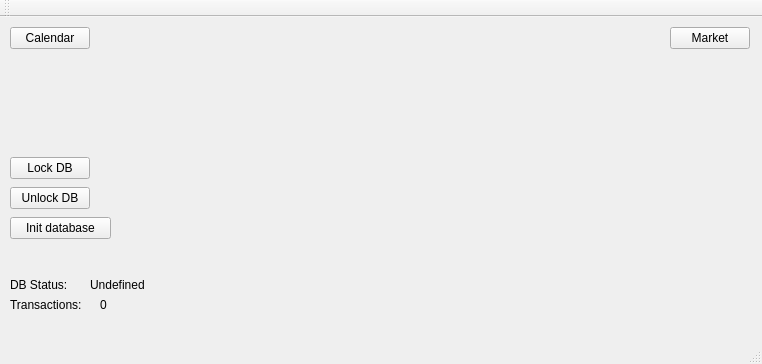
This is mainwindow.ui in Gance54/test_qt as Qt 5 draws it before an edit. The edited form follows.
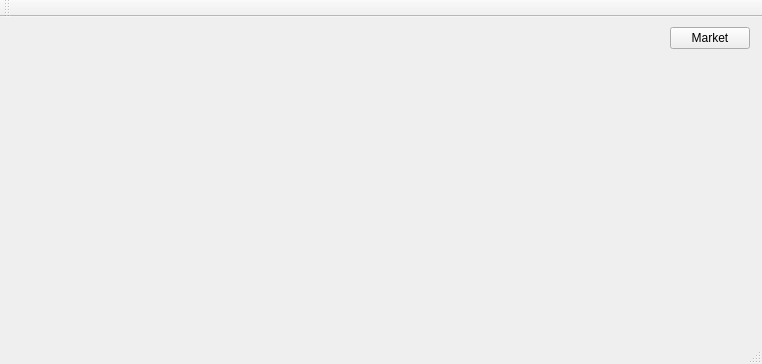
This is the edited form.

The edit to the form file:
```diff
--- a/mainwindow.ui
+++ b/mainwindow.ui
@@ -14,19 +14,6 @@
    <string>MainWindow</string>
   </property>
   <widget class="QWidget" name="centralWidget">
-   <widget class="QPushButton" name="Calendar">
-    <property name="geometry">
-     <rect>
-      <x>10</x>
-      <y>10</y>
-      <width>80</width>
-      <height>22</height>
-     </rect>
-    </property>
-    <property name="text">
-     <string>Calendar</string>
-    </property>
-   </widget>
    <widget class="QPushButton" name="ProductsButton">
     <property name="geometry">
      <rect>
@@ -40,115 +27,6 @@
      <string>Market</string>
     </property>
    </widget>
-   <widget class="QPushButton" name="InitDatabase">
-    <property name="geometry">
-     <rect>
-      <x>10</x>
-      <y>200</y>
-      <width>101</width>
-      <height>22</height>
-     </rect>
-    </property>
-    <property name="text">
-     <string>Init database</string>
-    </property>
-   </widget>
-   <widget class="QPushButton" name="lockButton">
-    <property name="geometry">
-     <rect>
-      <x>10</x>
-      <y>140</y>
-      <width>80</width>
-      <height>22</height>
-     </rect>
-    </property>
-    <property name="text">
-     <string>Lock DB</string>
-    </property>
-   </widget>
-   <widget class="QPushButton" name="unlockButton">
-    <property name="geometry">
-     <rect>
-      <x>10</x>
-      <y>170</y>
-      <width>80</width>
-      <height>22</height>
-     </rect>
-    </property>
-    <property name="text">
-     <string>Unlock DB</string>
-    </property>
-   </widget>
-   <widget class="QLabel" name="DbStatusText">
-    <property name="geometry">
-     <rect>
-      <x>10</x>
-      <y>260</y>
-      <width>71</width>
-      <height>16</height>
-     </rect>
-    </property>
-    <property name="text">
-     <string>DB Status:</string>
-    </property>
-   </widget>
-   <widget class="QLabel" name="DbStatusLabel">
-    <property name="geometry">
-     <rect>
-      <x>90</x>
-      <y>260</y>
-      <width>71</width>
-      <height>16</height>
-     </rect>
-    </property>
-    <property name="sizePolicy">
-     <sizepolicy hsizetype="Expanding" vsizetype="Expanding">
-      <horstretch>0</horstretch>
-      <verstretch>0</verstretch>
-     </sizepolicy>
-    </property>
-    <property name="text">
-     <string>Undefined</string>
-    </property>
-    <property name="scaledContents">
-     <bool>true</bool>
-    </property>
-   </widget>
-   <widget class="QLabel" name="DbTransactionsText">
-    <property name="geometry">
-     <rect>
-      <x>10</x>
-      <y>280</y>
-      <width>91</width>
-      <height>16</height>
-     </rect>
-    </property>
-    <property name="text">
-     <string>Transactions:</string>
-    </property>
-   </widget>
-   <widget class="QLabel" name="DbTransactionsCountLabel">
-    <property name="geometry">
-     <rect>
-      <x>100</x>
-      <y>280</y>
-      <width>71</width>
-      <height>16</height>
-     </rect>
-    </property>
-    <property name="sizePolicy">
-     <sizepolicy hsizetype="Expanding" vsizetype="Expanding">
-      <horstretch>0</horstretch>
-      <verstretch>0</verstretch>
-     </sizepolicy>
-    </property>
-    <property name="text">
-     <string>0</string>
-    </property>
-    <property name="scaledContents">
-     <bool>true</bool>
-    </property>
-   </widget>
   </widget>
   <widget class="QMenuBar" name="menuBar">
    <property name="geometry">
```
